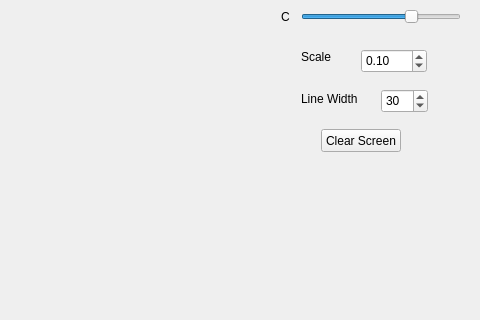
Qt form widget.ui (alexbyl7/rls_dd) before a commit; both pictures show x 449 to 929 and y 111 to 431 of the 929 by 724 pixel window.
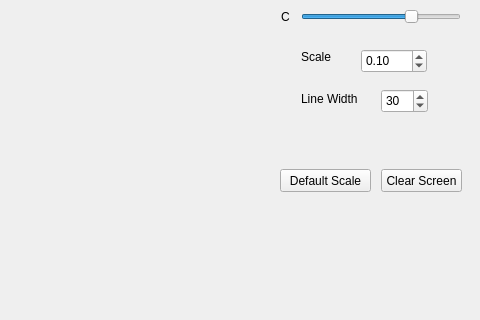
The same form after that commit.

Diff of the .ui file:
```diff
--- a/widget.ui
+++ b/widget.ui
@@ -190,9 +190,9 @@
   <widget class="QPushButton" name="pushButton">
    <property name="geometry">
     <rect>
-     <x>770</x>
-     <y>240</y>
-     <width>80</width>
+     <x>830</x>
+     <y>280</y>
+     <width>81</width>
      <height>23</height>
     </rect>
    </property>
@@ -200,6 +200,19 @@
     <string>Clear Screen</string>
    </property>
   </widget>
+  <widget class="QPushButton" name="pushButtonDefaultScale">
+   <property name="geometry">
+    <rect>
+     <x>729</x>
+     <y>280</y>
+     <width>91</width>
+     <height>23</height>
+    </rect>
+   </property>
+   <property name="text">
+    <string>Default Scale</string>
+   </property>
+  </widget>
  </widget>
  <layoutdefault spacing="6" margin="11"/>
  <resources/>
```
Left out of the diff: 2 changed lines with no effect on the pictures.
